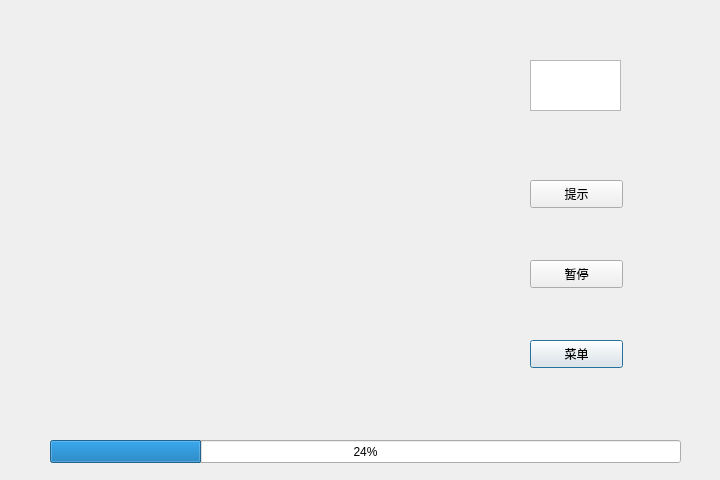
First picture: the form in BejeweledSln/CGameDlg.ui, repository lwyer/BejeweledSln, before the edit.
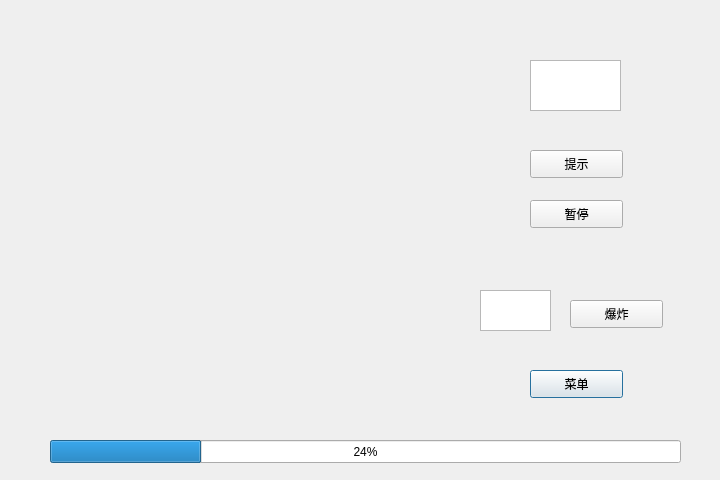
Second picture: the form after the edit. Icons and pictures are not drawn.

The edit to the form file:
```diff
--- a/BejeweledSln/CGameDlg.ui
+++ b/BejeweledSln/CGameDlg.ui
@@ -59,7 +59,7 @@
    <property name="geometry">
     <rect>
      <x>530</x>
-     <y>340</y>
+     <y>370</y>
      <width>93</width>
      <height>28</height>
     </rect>
@@ -136,7 +136,7 @@
    <property name="geometry">
     <rect>
      <x>530</x>
-     <y>260</y>
+     <y>200</y>
      <width>93</width>
      <height>28</height>
     </rect>
@@ -149,7 +149,7 @@
    <property name="geometry">
     <rect>
      <x>530</x>
-     <y>180</y>
+     <y>150</y>
      <width>93</width>
      <height>28</height>
     </rect>
@@ -171,6 +171,29 @@
     <string/>
    </property>
   </widget>
+  <widget class="QTextBrowser" name="boomcount">
+   <property name="geometry">
+    <rect>
+     <x>480</x>
+     <y>290</y>
+     <width>71</width>
+     <height>41</height>
+    </rect>
+   </property>
+  </widget>
+  <widget class="QPushButton" name="boom">
+   <property name="geometry">
+    <rect>
+     <x>570</x>
+     <y>300</y>
+     <width>93</width>
+     <height>28</height>
+    </rect>
+   </property>
+   <property name="text">
+    <string>爆炸</string>
+   </property>
+  </widget>
  </widget>
  <resources/>
  <connections>
```
Left out of the diff: 27 changed lines with no effect on the pictures.
